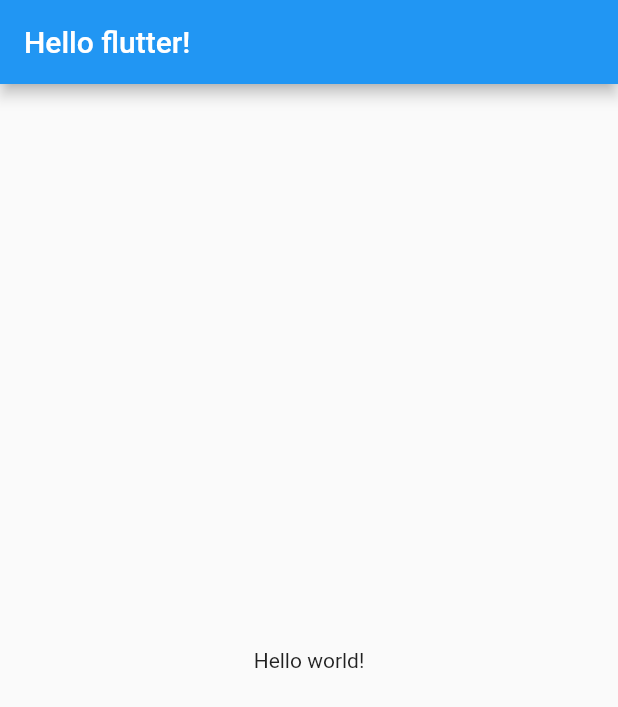
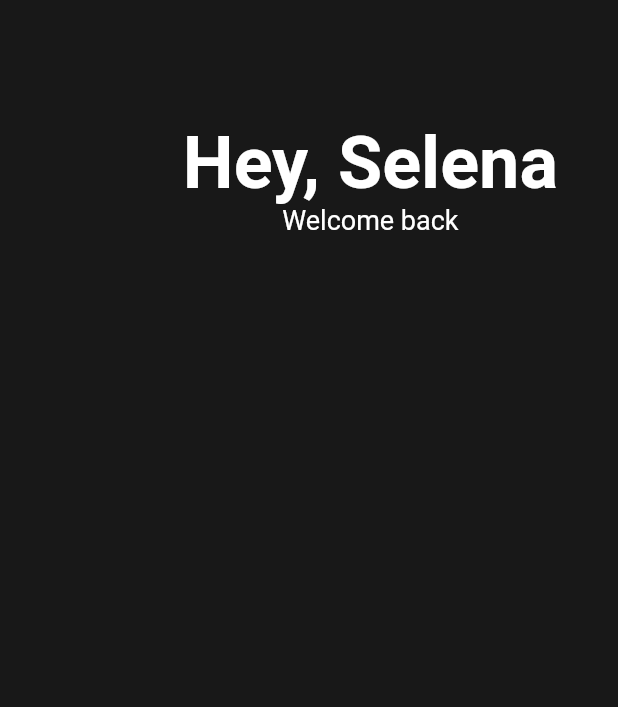
Before and after one commit to gonnabea/flutter-mini, a Flutter app: the screen it shows after launch, on a phone screen of 412 x 824 dp. Shown: the top 707 px of the screen. Run offline on Flutter 3.47's test engine with Material 2 defaults, Android fonts, the phone set to English and light mode, and no system bars.

Commit message:
[ADD] #3.0 Header

```diff
--- a/lib/main.dart
+++ b/lib/main.dart
@@ -1,6 +1,14 @@
 import 'package:flutter/material.dart';
 
+class Player {
+  String? name;
+
+  Player({required this.name});
+}
+
 void main() {
+  var jiwon = Player(name: "jiwon");
+  print(jiwon);
   runApp(App());
 }
 
@@ -9,8 +17,37 @@ class App extends StatelessWidget {
   Widget build(BuildContext context) {
     return MaterialApp(
       home: Scaffold(
-        appBar: AppBar(title: Text('Hello flutter!')),
-        body: Center(child: Text('Hello world!')),
+        backgroundColor: Color(0xFF181818),
+        body: Padding(
+          padding: EdgeInsets.symmetric(horizontal: 40),
+          child: Column(
+          crossAxisAlignment: CrossAxisAlignment.end,
+          children: [
+            SizedBox(
+              height: 80,
+            ),
+            Row(
+              mainAxisAlignment: MainAxisAlignment.end,
+              children: [
+                Column(
+                  children: [
+                    Text('Hey, Selena',
+                        style: TextStyle(
+                            color: Colors.white,
+                            fontSize: 48,
+                            fontWeight: FontWeight.w700)),
+                    Text('Welcome back',
+                        style: TextStyle(
+                          color: Colors.white.withOpacity(1),
+                          fontSize: 18
+                        )
+                    ),
+                  ],
+                )
+              ],
+            )
+          ],
+        ),),
       ),
     );
   }
```
